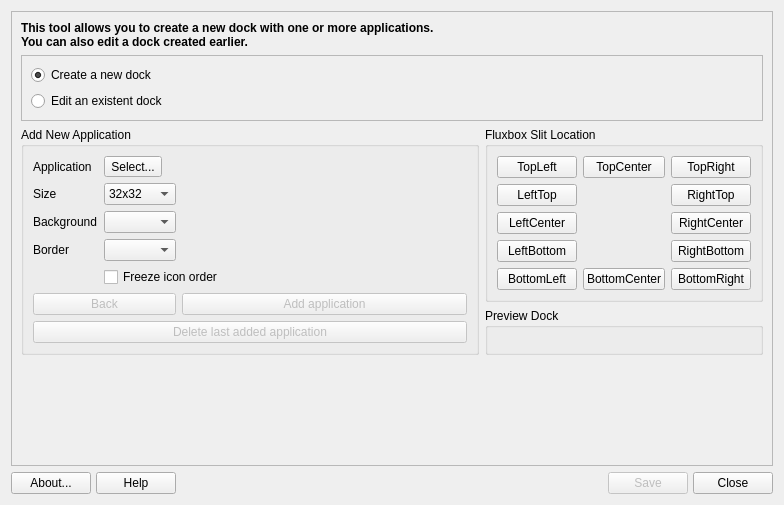
This is mainwindow.ui in AdrianTM/mx-dockmaker as Qt 5 draws it before an edit. The edited form follows.
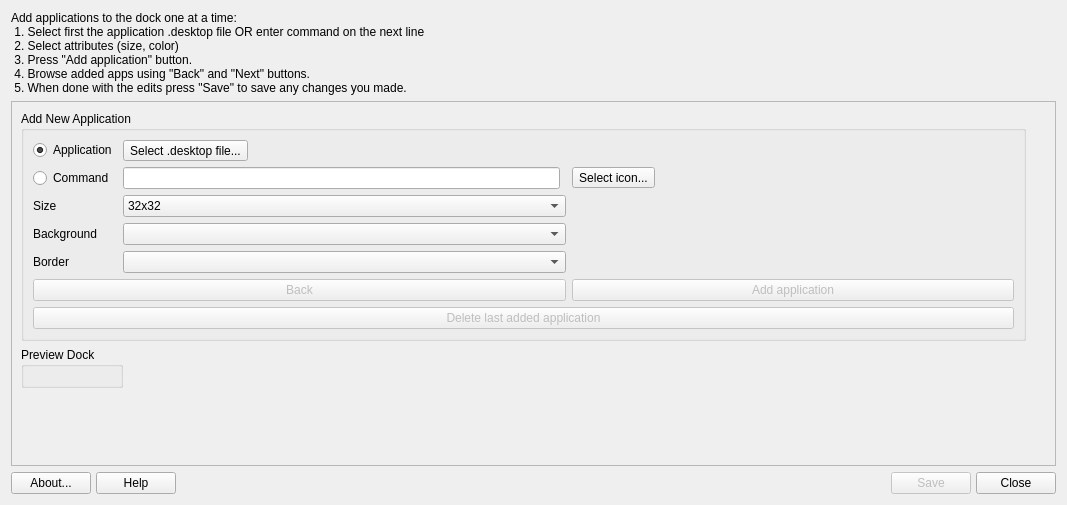
This is the edited form. Icons and pictures are not drawn.

```diff
--- a/mainwindow.ui
+++ b/mainwindow.ui
@@ -6,7 +6,7 @@
    <rect>
     <x>0</x>
     <y>0</y>
-    <width>784</width>
+    <width>1067</width>
     <height>505</height>
    </rect>
   </property>
@@ -14,6 +14,18 @@
    <string>Program_Name</string>
   </property>
   <layout class="QVBoxLayout" name="verticalLayout">
+   <item>
+    <widget class="QLabel" name="label">
+     <property name="text">
+      <string>Add applications to the dock one at a time:
+ 1. Select first the application .desktop file OR enter command on the next line
+ 2. Select attributes (size, color)
+ 3. Press &quot;Add application&quot; button.
+ 4. Browse added apps using &quot;Back&quot; and &quot;Next&quot; buttons.
+ 5. When done with the edits press &quot;Save&quot; to save any changes you made.</string>
+     </property>
+    </widget>
+   </item>
    <item>
     <widget class="QFrame" name="frame">
      <property name="frameShape">
@@ -26,304 +38,49 @@
       <number>0</number>
      </property>
      <layout class="QGridLayout" name="gridLayout_2">
-      <item row="0" column="0" colspan="2">
-       <widget class="QLabel" name="labelTitle">
-        <property name="font">
-         <font>
-          <weight>75</weight>
-          <bold>true</bold>
-         </font>
-        </property>
-        <property name="text">
-         <string>This tool allows you to create a new dock with one or more applications. 
-You can also edit a dock created earlier.</string>
-        </property>
-        <property name="alignment">
-         <set>Qt::AlignLeading|Qt::AlignLeft|Qt::AlignVCenter</set>
-        </property>
-        <property name="wordWrap">
-         <bool>true</bool>
-        </property>
-       </widget>
-      </item>
-      <item row="3" column="1">
-       <widget class="QGroupBox" name="groupSlit">
-        <property name="enabled">
-         <bool>true</bool>
-        </property>
-        <property name="title">
-         <string>Fluxbox Slit Location</string>
-        </property>
-        <layout class="QGridLayout" name="gridLayout_3">
-         <item row="0" column="1">
-          <widget class="QPushButton" name="buttonTC">
-           <property name="text">
-            <string>TopCenter</string>
-           </property>
-           <property name="checkable">
-            <bool>true</bool>
-           </property>
-           <property name="autoExclusive">
-            <bool>true</bool>
-           </property>
-           <property name="autoDefault">
-            <bool>false</bool>
-           </property>
-          </widget>
-         </item>
-         <item row="4" column="0">
-          <widget class="QPushButton" name="buttonBL">
-           <property name="text">
-            <string>BottomLeft</string>
-           </property>
-           <property name="checkable">
-            <bool>true</bool>
-           </property>
-           <property name="autoExclusive">
-            <bool>true</bool>
-           </property>
-           <property name="autoDefault">
-            <bool>false</bool>
-           </property>
-          </widget>
-         </item>
-         <item row="4" column="1">
-          <widget class="QPushButton" name="buttonBC">
-           <property name="text">
-            <string>BottomCenter</string>
-           </property>
-           <property name="checkable">
-            <bool>true</bool>
-           </property>
-           <property name="checked">
-            <bool>false</bool>
-           </property>
-           <property name="autoExclusive">
-            <bool>true</bool>
-           </property>
-           <property name="autoDefault">
-            <bool>false</bool>
-           </property>
-          </widget>
-         </item>
-         <item row="0" column="0">
-          <widget class="QPushButton" name="buttonTL">
-           <property name="text">
-            <string>TopLeft</string>
-           </property>
-           <property name="checkable">
-            <bool>true</bool>
-           </property>
-           <property name="autoExclusive">
-            <bool>true</bool>
-           </property>
-           <property name="autoDefault">
-            <bool>false</bool>
-           </property>
-          </widget>
-         </item>
-         <item row="0" column="2">
-          <widget class="QPushButton" name="buttonTR">
-           <property name="text">
-            <string>TopRight</string>
-           </property>
-           <property name="checkable">
-            <bool>true</bool>
-           </property>
-           <property name="autoExclusive">
-            <bool>true</bool>
-           </property>
-           <property name="autoDefault">
-            <bool>false</bool>
-           </property>
-          </widget>
-         </item>
-         <item row="2" column="0">
-          <widget class="QPushButton" name="buttonLC">
-           <property name="text">
-            <string>LeftCenter</string>
-           </property>
-           <property name="checkable">
-            <bool>true</bool>
-           </property>
-           <property name="autoExclusive">
-            <bool>true</bool>
-           </property>
-           <property name="autoDefault">
-            <bool>false</bool>
-           </property>
-          </widget>
-         </item>
-         <item row="2" column="2">
-          <widget class="QPushButton" name="buttonRC">
-           <property name="text">
-            <string>RightCenter</string>
-           </property>
-           <property name="checkable">
-            <bool>true</bool>
-           </property>
-           <property name="autoExclusive">
-            <bool>true</bool>
-           </property>
-           <property name="autoDefault">
-            <bool>false</bool>
-           </property>
-          </widget>
-         </item>
-         <item row="4" column="2">
-          <widget class="QPushButton" name="buttonBR">
-           <property name="text">
-            <string>BottomRight</string>
-           </property>
-           <property name="checkable">
-            <bool>true</bool>
-           </property>
-           <property name="autoExclusive">
-            <bool>true</bool>
-           </property>
-           <property name="autoDefault">
-            <bool>false</bool>
-           </property>
-          </widget>
-         </item>
-         <item row="1" column="2">
-          <widget class="QPushButton" name="buttonRT">
-           <property name="text">
-            <string>RightTop</string>
-           </property>
-           <property name="checkable">
-            <bool>true</bool>
-           </property>
-           <property name="autoDefault">
-            <bool>false</bool>
-           </property>
-          </widget>
-         </item>
-         <item row="1" column="0">
-          <widget class="QPushButton" name="buttonLT">
-           <property name="text">
-            <string>LeftTop</string>
-           </property>
-           <property name="checkable">
-            <bool>true</bool>
-           </property>
-           <property name="autoExclusive">
-            <bool>true</bool>
-           </property>
-           <property name="autoDefault">
-            <bool>false</bool>
-           </property>
-          </widget>
-         </item>
-         <item row="3" column="0">
-          <widget class="QPushButton" name="buttonLB">
-           <property name="text">
-            <string>LeftBottom</string>
-           </property>
-           <property name="checkable">
-            <bool>true</bool>
-           </property>
-           <property name="autoExclusive">
-            <bool>true</bool>
-           </property>
-           <property name="autoDefault">
-            <bool>false</bool>
-           </property>
-          </widget>
-         </item>
-         <item row="3" column="2">
-          <widget class="QPushButton" name="buttonRB">
-           <property name="text">
-            <string>RightBottom</string>
-           </property>
-           <property name="checkable">
-            <bool>true</bool>
-           </property>
-           <property name="autoExclusive">
-            <bool>true</bool>
-           </property>
-           <property name="autoDefault">
-            <bool>false</bool>
-           </property>
-          </widget>
-         </item>
-        </layout>
-       </widget>
-      </item>
-      <item row="5" column="1">
-       <spacer name="verticalSpacer">
-        <property name="orientation">
-         <enum>Qt::Vertical</enum>
-        </property>
-        <property name="sizeHint" stdset="0">
-         <size>
-          <width>20</width>
-          <height>20</height>
-         </size>
-        </property>
-       </spacer>
-      </item>
-      <item row="4" column="1">
-       <widget class="QGroupBox" name="groupPreview">
-        <property name="title">
-         <string>Preview Dock</string>
-        </property>
-       </widget>
-      </item>
-      <item row="3" column="0" rowspan="2">
+      <item row="1" column="0" rowspan="2">
        <widget class="QGroupBox" name="groupAdd">
         <property name="title">
          <string>Add New Application</string>
         </property>
         <layout class="QGridLayout" name="gridLayout">
-         <item row="3" column="1" colspan="2">
-          <widget class="QComboBox" name="comboBorderColor"/>
-         </item>
          <item row="2" column="0">
-          <widget class="QLabel" name="label_4">
+          <widget class="QRadioButton" name="radioCommand">
            <property name="text">
-            <string>Background</string>
+            <string>Command</string>
            </property>
           </widget>
          </item>
-         <item row="0" column="0">
-          <widget class="QLabel" name="label_2">
-           <property name="text">
-            <string>Application</string>
-           </property>
-          </widget>
-         </item>
-         <item row="1" column="0">
-          <widget class="QLabel" name="label_3">
-           <property name="text">
-            <string>Size</string>
-           </property>
-          </widget>
-         </item>
-         <item row="3" column="0">
-          <widget class="QLabel" name="label_5">
-           <property name="text">
-            <string>Border</string>
-           </property>
-          </widget>
-         </item>
-         <item row="0" column="1" colspan="4">
-          <widget class="QToolButton" name="buttonSelect">
-           <property name="text">
-            <string>Select...</string>
-           </property>
-           <property name="popupMode">
-            <enum>QToolButton::DelayedPopup</enum>
-           </property>
-           <property name="autoRaise">
+         <item row="6" column="3" colspan="2">
+          <widget class="QPushButton" name="buttonNext">
+           <property name="enabled">
             <bool>false</bool>
            </property>
-           <property name="arrowType">
-            <enum>Qt::NoArrow</enum>
+           <property name="sizePolicy">
+            <sizepolicy hsizetype="Preferred" vsizetype="Fixed">
+             <horstretch>0</horstretch>
+             <verstretch>0</verstretch>
+            </sizepolicy>
+           </property>
+           <property name="minimumSize">
+            <size>
+             <width>164</width>
+             <height>0</height>
+            </size>
+           </property>
+           <property name="text">
+            <string>Add application</string>
+           </property>
+           <property name="icon">
+            <iconset theme="forward">
+             <normaloff>.</normaloff>.</iconset>
            </property>
           </widget>
          </item>
-         <item row="1" column="3">
+         <item row="4" column="1" colspan="2">
+          <widget class="QComboBox" name="comboBgColor"/>
+         </item>
+         <item row="3" column="3">
           <spacer name="horizontalSpacer_2">
            <property name="orientation">
             <enum>Qt::Horizontal</enum>
@@ -336,7 +93,21 @@
            </property>
           </spacer>
          </item>
-         <item row="1" column="1" colspan="2">
+         <item row="7" column="0" colspan="5">
+          <widget class="QPushButton" name="buttonDelete">
+           <property name="enabled">
+            <bool>false</bool>
+           </property>
+           <property name="text">
+            <string>Delete last added application</string>
+           </property>
+           <property name="icon">
+            <iconset theme="delete">
+             <normaloff>.</normaloff>.</iconset>
+           </property>
+          </widget>
+         </item>
+         <item row="3" column="1" colspan="2">
           <widget class="QComboBox" name="comboSize">
            <item>
             <property name="text">
@@ -355,14 +126,57 @@
            </item>
           </widget>
          </item>
-         <item row="2" column="1" colspan="2">
-          <widget class="QComboBox" name="comboBgColor"/>
+         <item row="5" column="0">
+          <widget class="QLabel" name="label_5">
+           <property name="text">
+            <string>Border</string>
+           </property>
+          </widget>
          </item>
-         <item row="5" column="0" colspan="3">
+         <item row="3" column="0">
+          <widget class="QLabel" name="label_3">
+           <property name="text">
+            <string>Size</string>
+           </property>
+          </widget>
+         </item>
+         <item row="0" column="1" colspan="4">
+          <widget class="QToolButton" name="buttonSelectApp">
+           <property name="text">
+            <string>Select .desktop file...</string>
+           </property>
+           <property name="popupMode">
+            <enum>QToolButton::DelayedPopup</enum>
+           </property>
+           <property name="autoRaise">
+            <bool>false</bool>
+           </property>
+           <property name="arrowType">
+            <enum>Qt::NoArrow</enum>
+           </property>
+          </widget>
+         </item>
+         <item row="4" column="0">
+          <widget class="QLabel" name="label_4">
+           <property name="text">
+            <string>Background</string>
+           </property>
+          </widget>
+         </item>
+         <item row="5" column="1" colspan="2">
+          <widget class="QComboBox" name="comboBorderColor"/>
+         </item>
+         <item row="6" column="0" colspan="3">
           <widget class="QPushButton" name="buttonPrev">
            <property name="enabled">
             <bool>false</bool>
            </property>
+           <property name="minimumSize">
+            <size>
+             <width>0</width>
+             <height>0</height>
+            </size>
+           </property>
            <property name="text">
             <string>Back</string>
            </property>
@@ -371,71 +185,63 @@
            </property>
           </widget>
          </item>
-         <item row="6" column="0" colspan="5">
-          <widget class="QPushButton" name="buttonDelete">
-           <property name="enabled">
-            <bool>false</bool>
-           </property>
+         <item row="0" column="0">
+          <widget class="QRadioButton" name="radioDesktop">
            <property name="text">
-            <string>Delete last added application</string>
-           </property>
-           <property name="icon">
-            <iconset theme="delete"/>
-           </property>
-          </widget>
-         </item>
-         <item row="5" column="3" colspan="2">
-          <widget class="QPushButton" name="buttonNext">
-           <property name="enabled">
-            <bool>false</bool>
-           </property>
-           <property name="text">
-            <string>Add application</string>
-           </property>
-           <property name="icon">
-            <iconset theme="forward"/>
-           </property>
-          </widget>
-         </item>
-         <item row="4" column="1" colspan="3">
-          <widget class="QCheckBox" name="cbFreze">
-           <property name="text">
-            <string>Freeze icon order</string>
-           </property>
-          </widget>
-         </item>
-        </layout>
-       </widget>
-      </item>
-      <item row="1" column="0" colspan="2">
-       <widget class="QFrame" name="frame_2">
-        <property name="frameShape">
-         <enum>QFrame::StyledPanel</enum>
-        </property>
-        <property name="frameShadow">
-         <enum>QFrame::Plain</enum>
-        </property>
-        <layout class="QVBoxLayout" name="verticalLayout_2">
-         <item>
-          <widget class="QRadioButton" name="radioNewDock">
-           <property name="text">
-            <string>Create a new dock</string>
+            <string>Application</string>
            </property>
            <property name="checked">
             <bool>true</bool>
            </property>
           </widget>
          </item>
-         <item>
-          <widget class="QRadioButton" name="radioEditDock">
+         <item row="2" column="1">
+          <widget class="QLineEdit" name="lineEditCommand"/>
+         </item>
+         <item row="2" column="3">
+          <widget class="QToolButton" name="buttonSelectIcon">
            <property name="text">
-            <string>Edit an existent dock</string>
+            <string>Select icon...</string>
            </property>
           </widget>
          </item>
         </layout>
        </widget>
       </item>
+      <item row="2" column="1" rowspan="3">
+       <spacer name="verticalSpacer">
+        <property name="orientation">
+         <enum>Qt::Vertical</enum>
+        </property>
+        <property name="sizeHint" stdset="0">
+         <size>
+          <width>20</width>
+          <height>20</height>
+         </size>
+        </property>
+       </spacer>
+      </item>
+      <item row="4" column="0">
+       <spacer name="verticalSpacer_2">
+        <property name="orientation">
+         <enum>Qt::Vertical</enum>
+        </property>
+        <property name="sizeHint" stdset="0">
+         <size>
+          <width>20</width>
+          <height>40</height>
+         </size>
+        </property>
+       </spacer>
+      </item>
+      <item row="3" column="0" alignment="Qt::AlignLeft">
+       <widget class="QGroupBox" name="groupPreview">
+        <property name="title">
+         <string>Preview Dock</string>
+        </property>
+        <layout class="QHBoxLayout" name="horizontalLayout"/>
+       </widget>
+      </item>
      </layout>
     </widget>
    </item>
```
Left out of the diff: 3 changed lines with no effect on the pictures.
